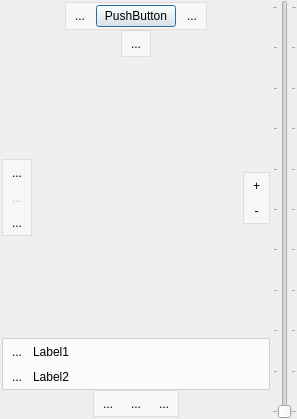
The window that client/mapview.ui (shentok/MoNav) describes before a commit, drawn with Qt 5.
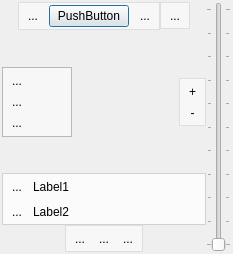
The same window after the commit. Icons and pictures are not drawn. Custom widgets are drawn as their Qt base class.

Diff of the .ui file:
```diff
--- a/client/mapview.ui
+++ b/client/mapview.ui
@@ -6,8 +6,8 @@
    <rect>
     <x>0</x>
     <y>0</y>
-    <width>297</width>
-    <height>419</height>
+    <width>233</width>
+    <height>254</height>
    </rect>
   </property>
   <property name="sizePolicy">
@@ -28,7 +28,7 @@
    </property>
    <item>
     <widget class="PaintWidget" name="paintArea" native="true">
-     <layout class="QVBoxLayout" name="verticalLayout_4">
+     <layout class="QHBoxLayout" name="horizontalLayout_8">
       <property name="spacing">
        <number>0</number>
       </property>
@@ -36,12 +36,17 @@
        <number>2</number>
       </property>
       <item>
-       <layout class="QHBoxLayout" name="horizontalLayout_7">
+       <layout class="QVBoxLayout" name="verticalLayout_6">
         <property name="spacing">
          <number>0</number>
         </property>
         <item>
-         <spacer name="horizontalSpacer">
+         <layout class="QHBoxLayout" name="horizontalLayout_4">
+          <property name="spacing">
+           <number>0</number>
+          </property>
+          <item>
+           <spacer name="horizontalSpacer_4">
           <property name="orientation">
            <enum>Qt::Horizontal</enum>
           </property>
@@ -55,6 +60,12 @@
         </item>
         <item>
          <widget class="QFrame" name="headerWidget">
+            <property name="sizePolicy">
+             <sizepolicy hsizetype="Maximum" vsizetype="Maximum">
+              <horstretch>0</horstretch>
+              <verstretch>0</verstretch>
+             </sizepolicy>
+            </property>
           <property name="palette">
            <palette>
             <active>
@@ -180,40 +191,13 @@
          </widget>
         </item>
         <item>
-         <spacer name="horizontalSpacer_2">
-          <property name="orientation">
-           <enum>Qt::Horizontal</enum>
-          </property>
-          <property name="sizeHint" stdset="0">
-           <size>
-            <width>1</width>
-            <height>1</height>
-           </size>
-          </property>
-         </spacer>
-        </item>
-       </layout>
-      </item>
-      <item>
-       <layout class="QHBoxLayout" name="horizontalLayout_4">
-        <property name="spacing">
-         <number>0</number>
-        </property>
-        <item>
-         <spacer name="horizontalSpacer_6">
-          <property name="orientation">
-           <enum>Qt::Horizontal</enum>
-          </property>
-          <property name="sizeHint" stdset="0">
-           <size>
-            <width>1</width>
-            <height>1</height>
-           </size>
-          </property>
-         </spacer>
-        </item>
-        <item>
          <widget class="QFrame" name="lockWidget">
+            <property name="sizePolicy">
+             <sizepolicy hsizetype="Maximum" vsizetype="Maximum">
+              <horstretch>0</horstretch>
+              <verstretch>0</verstretch>
+             </sizepolicy>
+            </property>
           <property name="palette">
            <palette>
             <active>
@@ -318,7 +302,7 @@
          </widget>
         </item>
         <item>
-         <spacer name="horizontalSpacer_7">
+           <spacer name="horizontalSpacer_5">
           <property name="orientation">
            <enum>Qt::Horizontal</enum>
           </property>
@@ -333,14 +317,17 @@
        </layout>
       </item>
       <item>
-       <layout class="QHBoxLayout" name="horizontalLayout_8">
+         <layout class="QHBoxLayout" name="horizontalLayout_7">
+          <property name="spacing">
+           <number>0</number>
+          </property>
         <item>
          <layout class="QVBoxLayout" name="verticalLayout_5">
           <property name="spacing">
            <number>0</number>
           </property>
           <item>
-           <spacer name="verticalSpacer_6">
+             <spacer name="verticalSpacer">
             <property name="orientation">
              <enum>Qt::Vertical</enum>
             </property>
@@ -353,74 +340,7 @@
            </spacer>
           </item>
           <item>
-           <widget class="QFrame" name="waypointsWidget">
-            <property name="palette">
-             <palette>
-              <active>
-               <colorrole role="Base">
-                <brush brushstyle="SolidPattern">
-                 <color alpha="255">
-                  <red>255</red>
-                  <green>255</green>
-                  <blue>255</blue>
-                 </color>
-                </brush>
-               </colorrole>
-               <colorrole role="Window">
-                <brush brushstyle="SolidPattern">
-                 <color alpha="128">
-                  <red>255</red>
-                  <green>255</green>
-                  <blue>255</blue>
-                 </color>
-                </brush>
-               </colorrole>
-              </active>
-              <inactive>
-               <colorrole role="Base">
-                <brush brushstyle="SolidPattern">
-                 <color alpha="255">
-                  <red>255</red>
-                  <green>255</green>
-                  <blue>255</blue>
-                 </color>
-                </brush>
-               </colorrole>
-               <colorrole role="Window">
-                <brush brushstyle="SolidPattern">
-                 <color alpha="128">
-                  <red>255</red>
-                  <green>255</green>
-                  <blue>255</blue>
-                 </color>
-                </brush>
-               </colorrole>
-              </inactive>
-              <disabled>
-               <colorrole role="Base">
-                <brush brushstyle="SolidPattern">
-                 <color alpha="128">
-                  <red>255</red>
-                  <green>255</green>
-                  <blue>255</blue>
-                 </color>
-                </brush>
-               </colorrole>
-               <colorrole role="Window">
-                <brush brushstyle="SolidPattern">
-                 <color alpha="128">
-                  <red>255</red>
-                  <green>255</green>
-                  <blue>255</blue>
-                 </color>
-                </brush>
-               </colorrole>
-              </disabled>
-             </palette>
-            </property>
-            <property name="autoFillBackground">
-             <bool>true</bool>
-            </property>
+             <widget class="QFrame" name="frame">
             <property name="frameShape">
              <enum>QFrame::StyledPanel</enum>
             </property>
@@ -429,7 +349,168 @@
             </property>
             <layout class="QVBoxLayout" name="verticalLayout_2">
              <property name="spacing">
-              <number>4</number>
+                <number>0</number>
+               </property>
+               <property name="margin">
+                <number>0</number>
+               </property>
+               <item>
+                <widget class="ScrollArea" name="waypointsWidget">
+                 <property name="sizePolicy">
+                  <sizepolicy hsizetype="Maximum" vsizetype="Maximum">
+                   <horstretch>0</horstretch>
+                   <verstretch>0</verstretch>
+                  </sizepolicy>
+                 </property>
+                 <property name="palette">
+                  <palette>
+                   <active>
+                    <colorrole role="Base">
+                     <brush brushstyle="SolidPattern">
+                      <color alpha="255">
+                       <red>255</red>
+                       <green>255</green>
+                       <blue>255</blue>
+                      </color>
+                     </brush>
+                    </colorrole>
+                    <colorrole role="Window">
+                     <brush brushstyle="SolidPattern">
+                      <color alpha="0">
+                       <red>237</red>
+                       <green>237</green>
+                       <blue>237</blue>
+                      </color>
+                     </brush>
+                    </colorrole>
+                   </active>
+                   <inactive>
+                    <colorrole role="Base">
+                     <brush brushstyle="SolidPattern">
+                      <color alpha="255">
+                       <red>255</red>
+                       <green>255</green>
+                       <blue>255</blue>
+                      </color>
+                     </brush>
+                    </colorrole>
+                    <colorrole role="Window">
+                     <brush brushstyle="SolidPattern">
+                      <color alpha="0">
+                       <red>237</red>
+                       <green>237</green>
+                       <blue>237</blue>
+                      </color>
+                     </brush>
+                    </colorrole>
+                   </inactive>
+                   <disabled>
+                    <colorrole role="Base">
+                     <brush brushstyle="SolidPattern">
+                      <color alpha="0">
+                       <red>237</red>
+                       <green>237</green>
+                       <blue>237</blue>
+                      </color>
+                     </brush>
+                    </colorrole>
+                    <colorrole role="Window">
+                     <brush brushstyle="SolidPattern">
+                      <color alpha="0">
+                       <red>237</red>
+                       <green>237</green>
+                       <blue>237</blue>
+                      </color>
+                     </brush>
+                    </colorrole>
+                   </disabled>
+                  </palette>
+                 </property>
+                 <property name="frameShape">
+                  <enum>QFrame::NoFrame</enum>
+                 </property>
+                 <property name="horizontalScrollBarPolicy">
+                  <enum>Qt::ScrollBarAlwaysOff</enum>
+                 </property>
+                 <property name="widgetResizable">
+                  <bool>true</bool>
+                 </property>
+                 <widget class="QWidget" name="scrollAreaWidgetContents">
+                  <property name="geometry">
+                   <rect>
+                    <x>0</x>
+                    <y>0</y>
+                    <width>80</width>
+                    <height>100</height>
+                   </rect>
+                  </property>
+                  <property name="palette">
+                   <palette>
+                    <active>
+                     <colorrole role="Base">
+                      <brush brushstyle="SolidPattern">
+                       <color alpha="255">
+                        <red>255</red>
+                        <green>255</green>
+                        <blue>255</blue>
+                       </color>
+                      </brush>
+                     </colorrole>
+                     <colorrole role="Window">
+                      <brush brushstyle="SolidPattern">
+                       <color alpha="128">
+                        <red>255</red>
+                        <green>255</green>
+                        <blue>255</blue>
+                       </color>
+                      </brush>
+                     </colorrole>
+                    </active>
+                    <inactive>
+                     <colorrole role="Base">
+                      <brush brushstyle="SolidPattern">
+                       <color alpha="255">
+                        <red>255</red>
+                        <green>255</green>
+                        <blue>255</blue>
+                       </color>
+                      </brush>
+                     </colorrole>
+                     <colorrole role="Window">
+                      <brush brushstyle="SolidPattern">
+                       <color alpha="128">
+                        <red>255</red>
+                        <green>255</green>
+                        <blue>255</blue>
+                       </color>
+                      </brush>
+                     </colorrole>
+                    </inactive>
+                    <disabled>
+                     <colorrole role="Base">
+                      <brush brushstyle="SolidPattern">
+                       <color alpha="128">
+                        <red>255</red>
+                        <green>255</green>
+                        <blue>255</blue>
+                       </color>
+                      </brush>
+                     </colorrole>
+                     <colorrole role="Window">
+                      <brush brushstyle="SolidPattern">
+                       <color alpha="128">
+                        <red>255</red>
+                        <green>255</green>
+                        <blue>255</blue>
+                       </color>
+                      </brush>
+                     </colorrole>
+                    </disabled>
+                   </palette>
+                  </property>
+                  <layout class="QVBoxLayout" name="verticalLayout_7">
+                   <property name="spacing">
+                    <number>0</number>
              </property>
              <property name="margin">
               <number>2</number>
@@ -453,9 +534,6 @@
              </item>
              <item>
               <widget class="QToolButton" name="addWaypoint">
-               <property name="enabled">
-                <bool>false</bool>
-               </property>
                <property name="focusPolicy">
                 <enum>Qt::NoFocus</enum>
                </property>
@@ -490,9 +568,13 @@
              </item>
             </layout>
            </widget>
+                </widget>
+               </item>
+              </layout>
+             </widget>
           </item>
           <item>
-           <spacer name="verticalSpacer_5">
+             <spacer name="verticalSpacer_2">
             <property name="orientation">
              <enum>Qt::Vertical</enum>
             </property>
@@ -520,7 +602,7 @@
          </spacer>
         </item>
         <item>
-         <layout class="QVBoxLayout" name="verticalLayout_6">
+           <layout class="QVBoxLayout" name="verticalLayout_4">
           <property name="spacing">
            <number>0</number>
           </property>
@@ -539,6 +621,12 @@
           </item>
           <item>
            <widget class="QFrame" name="zoomWidget">
+              <property name="sizePolicy">
+               <sizepolicy hsizetype="Maximum" vsizetype="Maximum">
+                <horstretch>0</horstretch>
+                <verstretch>0</verstretch>
+               </sizepolicy>
+              </property>
             <property name="palette">
              <palette>
               <active>
@@ -614,7 +702,7 @@
             </property>
             <layout class="QVBoxLayout" name="verticalLayout">
              <property name="spacing">
-              <number>4</number>
+                <number>0</number>
              </property>
              <property name="margin">
               <number>2</number>
@@ -669,7 +757,7 @@
            </widget>
           </item>
           <item>
-           <spacer name="verticalSpacer">
+             <spacer name="verticalSpacer_4">
             <property name="orientation">
              <enum>Qt::Vertical</enum>
             </property>
@@ -910,7 +998,7 @@
          <number>0</number>
         </property>
         <item>
-         <spacer name="horizontalSpacer_5">
+           <spacer name="horizontalSpacer">
           <property name="orientation">
            <enum>Qt::Horizontal</enum>
           </property>
@@ -924,6 +1012,12 @@
         </item>
         <item>
          <widget class="QFrame" name="menuWidget">
+            <property name="sizePolicy">
+             <sizepolicy hsizetype="Maximum" vsizetype="Maximum">
+              <horstretch>0</horstretch>
+              <verstretch>0</verstretch>
+             </sizepolicy>
+            </property>
           <property name="palette">
            <palette>
             <active>
@@ -999,7 +1093,7 @@
           </property>
           <layout class="QHBoxLayout" name="horizontalLayout_5">
            <property name="spacing">
-            <number>4</number>
+              <number>0</number>
            </property>
            <property name="margin">
             <number>2</number>
@@ -1059,7 +1153,7 @@
          </widget>
         </item>
         <item>
-         <spacer name="horizontalSpacer_8">
+           <spacer name="horizontalSpacer_2">
           <property name="orientation">
            <enum>Qt::Horizontal</enum>
           </property>
@@ -1074,7 +1168,6 @@
        </layout>
       </item>
      </layout>
-    </widget>
    </item>
    <item>
     <widget class="QSlider" name="zoomBar">
@@ -1100,6 +1193,9 @@
    </item>
   </layout>
  </widget>
+   </item>
+  </layout>
+ </widget>
  <customwidgets>
   <customwidget>
    <class>PaintWidget</class>
@@ -1107,6 +1203,12 @@
    <header>paintwidget.h</header>
    <container>1</container>
   </customwidget>
+  <customwidget>
+   <class>ScrollArea</class>
+   <extends>QScrollArea</extends>
+   <header>scrollarea.h</header>
+   <container>1</container>
+  </customwidget>
  </customwidgets>
  <tabstops>
   <tabstop>target</tabstop>
```
Left out of the diff: 19 changed lines with no effect on the pictures. Lines whose indentation alone changed are shown as unchanged.
